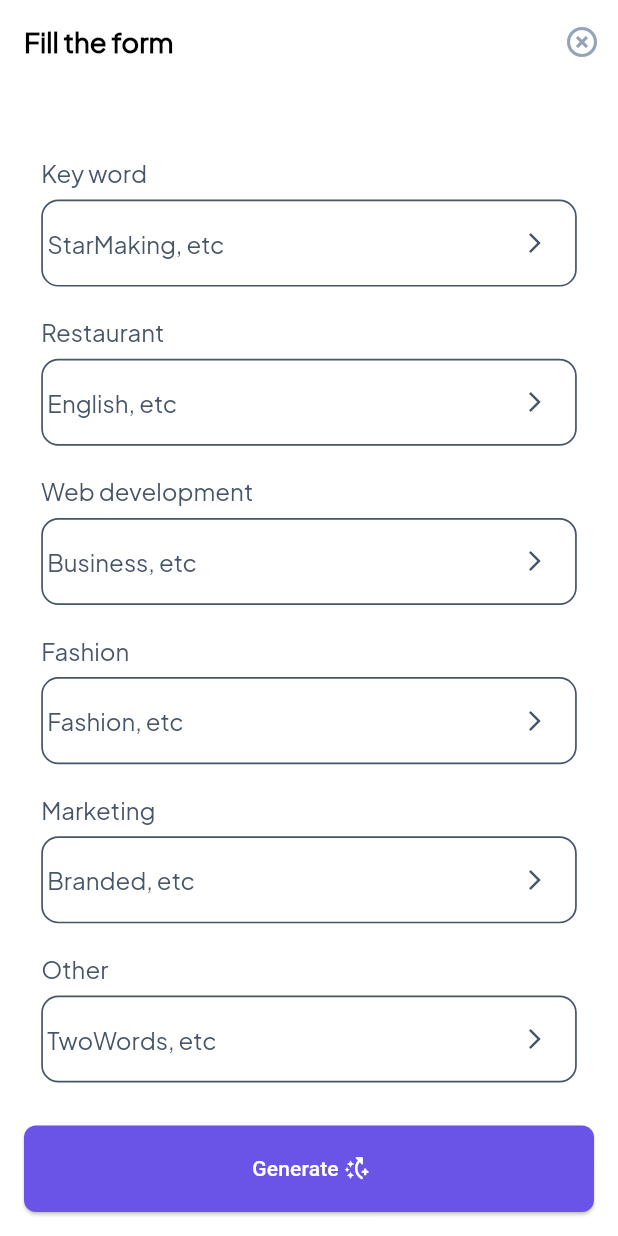
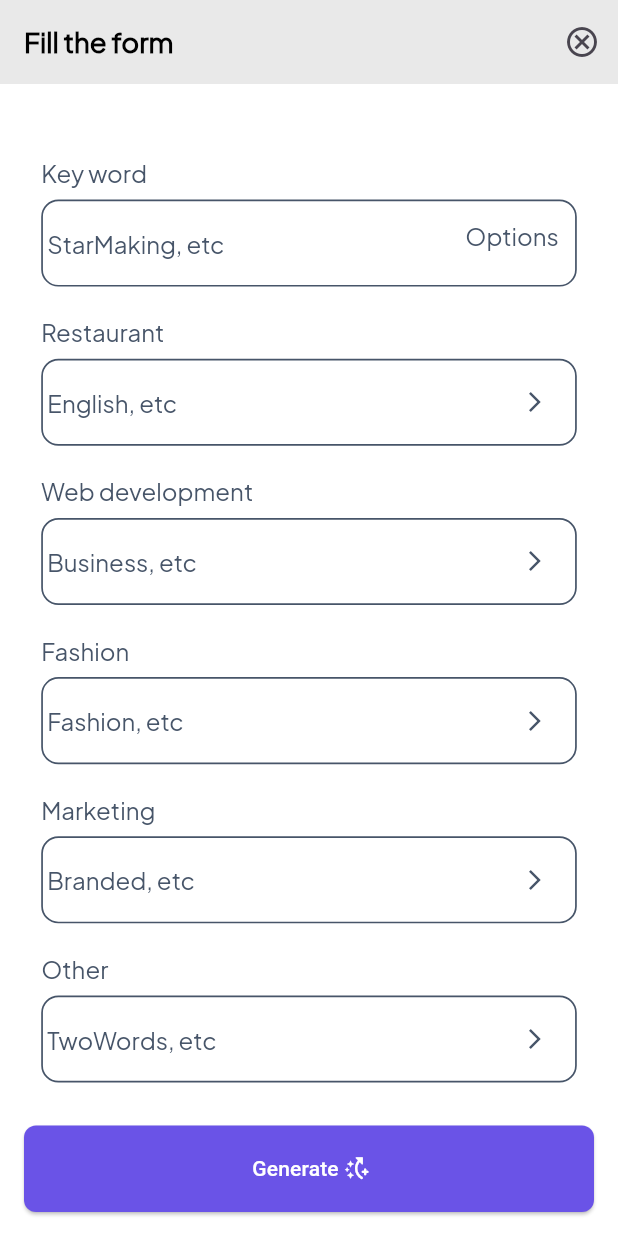
Before and after one commit to razaullah7490/name_generator, a Flutter app: the BottomNavigationScreen screen opened directly, after a tap on the "add" icon, on a phone screen of 412 x 824 dp. Run offline on Flutter 3.47's test engine with Material 3 defaults, Android fonts, the phone set to English and light mode, and no system bars; our stand-ins replace carousel_slider, flutter_screenutil, flutter_svg, page_transition, shared_preferences; missing offline and left inert: dart:ffi; accounts and stored records are empty; statements that could not run were skipped; project files that could hold a hidden picture were left out.

Commit message:
components modification

```diff
--- a/lib/SRC/Data/DataSource/Resources/styles.dart
+++ b/lib/SRC/Data/DataSource/Resources/styles.dart
@@ -56,7 +56,7 @@ class Styles {
         letterSpacing: letterSpacing ?? 0,
         color: color ?? AppColors.blackColor,
         fontFamily: "Plus Jakarta Sans",
-        fontWeight: fontWeight ?? FontWeight.w400);
+        fontWeight: fontWeight ?? FontWeight.w600);
   }
 
   static TextStyle plusJakartaBold(BuildContext context,
--- a/lib/SRC/Presentation/Common/custom_appbar.dart
+++ b/lib/SRC/Presentation/Common/custom_appbar.dart
@@ -1,28 +1,35 @@
+import 'dart:ffi';
+
 import 'package:flutter/material.dart';
 import 'package:name_generator/SRC/Data/DataSource/Resources/color.dart';
+import 'package:name_generator/SRC/Data/DataSource/Resources/styles.dart';
 import 'package:name_generator/SRC/Presentation/Common/app_text.dart';
 
 class CustomAppbar extends StatelessWidget {
   String title;
   IconData icon;
+  bool? boolean;
   CustomAppbar({
     required this.title,
     required this.icon,
     super.key,
+    this.boolean,
   });
 
   @override
   Widget build(BuildContext context) {
     return SliverAppBar(
-      automaticallyImplyLeading: true,
+      automaticallyImplyLeading: false,
       elevation: 2,
-      centerTitle: true,
+      centerTitle: boolean,
       backgroundColor: AppColors.scaffoldColor,
       floating: true,
-      pinned: false,
+      pinned: true,
       title: AppText(
         title,
-        style: const TextStyle(color: AppColors.blackColor),
+        style: Styles.plusJakartaSans(
+          context,
+        ),
         textAlign: TextAlign.center,
       ),
       actions: [
--- a/lib/SRC/Presentation/Common/custom_dropdown.dart
+++ b/lib/SRC/Presentation/Common/custom_dropdown.dart
@@ -2,6 +2,7 @@
 import 'package:flutter/material.dart';
 import 'package:flutter_screenutil/flutter_screenutil.dart';
 import 'package:name_generator/SRC/Data/DataSource/Resources/color.dart';
+import 'package:name_generator/SRC/Data/DataSource/Resources/strings.dart';
 import 'package:name_generator/SRC/Data/DataSource/Resources/styles.dart';
 import 'package:name_generator/SRC/Presentation/Common/app_shadow.dart';
 import 'package:name_generator/SRC/Presentation/Common/app_text.dart';
@@ -9,6 +10,7 @@ import 'package:name_generator/SRC/Presentation/Common/app_text.dart';
 class CustomDropDownWidget extends StatelessWidget {
   final Widget? prefixIcon;
   final String hintText;
+  final Widget? icon;
   dynamic value;
   final double vMargin;
   final double hMargin;
@@ -19,6 +21,7 @@ class CustomDropDownWidget extends StatelessWidget {
   final bool isBorderRequired;
   final bool isShadowRequired;
   CustomDropDownWidget({
+    this.icon,
     super.key,
     this.hMargin = 8,
     this.vMargin = 0,
@@ -118,11 +121,7 @@ class CustomDropDownWidget extends StatelessWidget {
             ),
           ),
           dropdownColor: Colors.white,
-          icon: const Icon(
-            Icons.arrow_forward_ios,
-            color: AppColors.lightgrey,
-            size: 16,
-          ),
+          icon: icon,
           iconSize: 28.r,
           isExpanded: true,
           style: Styles.smallPlusJakartaSans(
--- a/lib/SRC/Presentation/Screens/Chat/Widgets/chatbot_screen.dart
+++ b/lib/SRC/Presentation/Screens/Chat/Widgets/chatbot_screen.dart
@@ -16,6 +16,8 @@ class _ChatbotScreenState extends State<ChatbotScreen> {
   final TextEditingController _messageController = TextEditingController();
   List<Message> chatMessages = [];
 
+  final ScrollController _scrollController = ScrollController();
+
   void _sendMessage(String message) {
     setState(() {
       chatMessages.add(Message(text: message, isUser: true));
@@ -27,6 +29,13 @@ class _ChatbotScreenState extends State<ChatbotScreen> {
           Message(text: AppStrings.hello, isUser: false),
         ]);
       });
+
+      // Scroll to the latest message
+      _scrollController.animateTo(
+        _scrollController.position.maxScrollExtent,
+        duration: const Duration(milliseconds: 300),
+        curve: Curves.easeOut,
+      );
     });
   }
 
@@ -37,10 +46,10 @@ class _ChatbotScreenState extends State<ChatbotScreen> {
         extendBodyBehindAppBar: true,
         backgroundColor: AppColors.scaffoldColor,
         body: CustomScrollView(
+          controller: _scrollController,
           physics: const BouncingScrollPhysics(),
           slivers: [
-            CustomAppbar(
-                title: AppStrings.chatBotAi, icon: Icons.message_outlined),
+            CustomAppbar(title: AppStrings.chatBotAi, icon: Icons.message),
             SliverList(
               delegate: SliverChildBuilderDelegate(
                 (BuildContext context, int index) {
--- a/lib/SRC/Presentation/Screens/Form/Widgets/form.dart
+++ b/lib/SRC/Presentation/Screens/Form/Widgets/form.dart
@@ -7,6 +7,8 @@ import 'package:name_generator/SRC/Data/DataSource/Resources/styles.dart';
 import 'package:name_generator/SRC/Presentation/Common/app_text.dart';
 import 'package:name_generator/SRC/Presentation/Common/custom_dropdown.dart';
 import 'package:name_generator/SRC/Presentation/Screens/onboarding/Widgets/onboarding_screen.dart';
+
+import '../../../Common/custom_appbar.dart';
 
 class FormScreen extends StatefulWidget {
   const FormScreen({super.key});
@@ -51,30 +53,10 @@ class _FormScreenState extends State<FormScreen> {
           child: CustomScrollView(
             physics: const BouncingScrollPhysics(),
             slivers: [
-              SliverAppBar(
-                automaticallyImplyLeading: false,
-                backgroundColor: Colors.transparent,
-                foregroundColor: AppColors.white.withOpacity(0.94),
-                floating: true,
-                pinned: false,
-                title: Text(
-                  "Fill the form",
-                  style: Styles.mediumPlusJakartaSans(context,
-                      color: AppColors.blackColor, fontWeight: FontWeight.w600),
-                  textAlign: TextAlign.left,
-                ),
-                actions: [
-                  IconButton(
-                    icon: const Icon(
-                      Icons.highlight_remove_sharp,
-                      color: AppColors.lebelTextColor,
-                      size: 24,
-                    ),
-                    onPressed: () {
-                      Navigate.pop(context);
-                    },
-                  ),
-                ],
+              CustomAppbar(
+                title: "Fill the form",
+                icon: Icons.cancel_outlined,
+                boolean: false,
               ),
               SliverPadding(
                 padding: EdgeInsets.only(top: 42.sp, right: 24.sp, left: 24.sp),
@@ -92,6 +74,20 @@ class _FormScreenState extends State<FormScreen> {
                         ),
                         5.y,
                         CustomDropDownWidget(
+                          icon: index == 0
+                              ? AppText(
+                                  "Options",
+                                  style: Styles.smallPlusJakartaSans(
+                                    context,
+                                    color: AppColors.lightgrey,
+                                    fontSize: 14.sp,
+                                  ),
+                                )
+                              : const Icon(
+                                  Icons.arrow_forward_ios,
+                                  color: AppColors.lightgrey,
+                                  size: 16,
+                                ),
                           isBorderRequired: true,
                           prefixIcon: null,
                           hintText: hintText[index],
```
Also changed, not shown: lib/SRC/Presentation/Screens/Business/Widgets/business_category.dart (+3 -23 lines).
